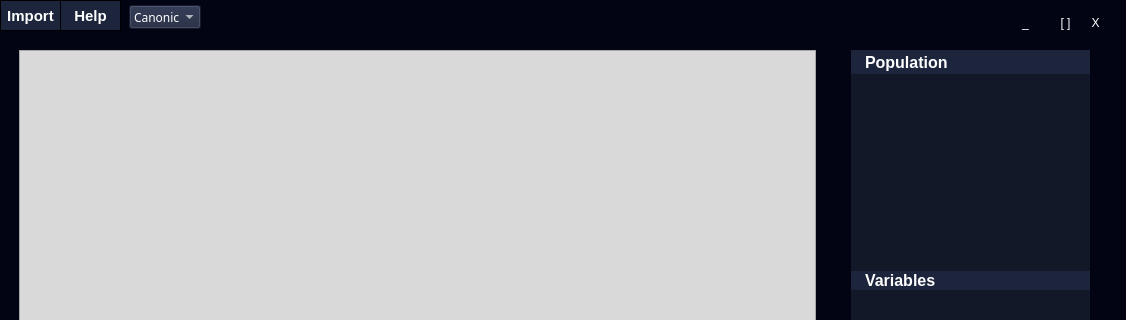
First picture: the form in GUI/form.ui, repository KiriltsevDaniil/EvAlgPractice, before the edit; both pictures show x 0 to 1126 and y 0 to 320 of the 1126 by 800 pixel window.
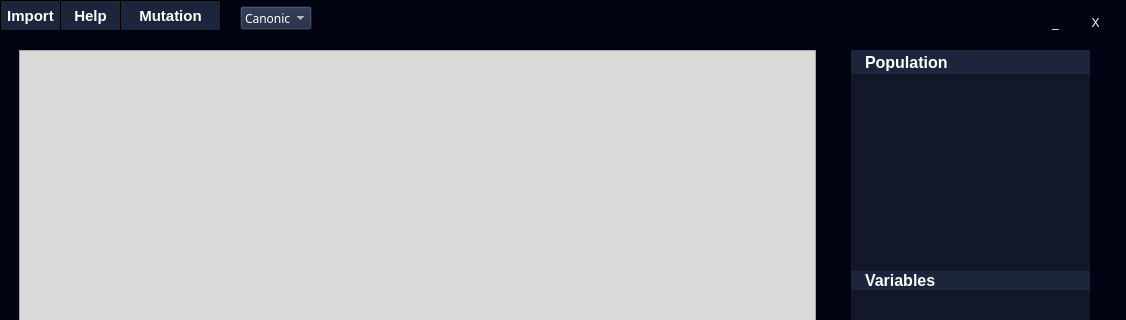
Second picture: the form after the edit.

Commit message: New features and mutation dialog

Patch:
```diff
--- a/GUI/form.ui
+++ b/GUI/form.ui
@@ -287,7 +287,7 @@
   <widget class="QPushButton" name="TrayBtn">
    <property name="geometry">
     <rect>
-     <x>1010</x>
+     <x>1040</x>
      <y>10</y>
      <width>31</width>
      <height>25</height>
@@ -504,31 +504,11 @@
     <string>Help</string>
    </property>
   </widget>
-  <widget class="QPushButton" name="WResizeBtn">
-   <property name="geometry">
-    <rect>
-     <x>1050</x>
-     <y>10</y>
-     <width>31</width>
-     <height>25</height>
-    </rect>
-   </property>
-   <property name="styleSheet">
-    <string notr="true">*{
-	color: white;
-	background: rgb(3, 4, 19);
-	border: 0px solid rgb(3, 4, 19);;
-}</string>
-   </property>
-   <property name="text">
-    <string>[ ]</string>
-   </property>
-  </widget>
   <widget class="QComboBox" name="AlgVersBox">
    <property name="geometry">
     <rect>
-     <x>129</x>
-     <y>5</y>
+     <x>240</x>
+     <y>6</y>
      <width>72</width>
      <height>24</height>
     </rect>
@@ -753,6 +733,34 @@
     </property>
    </item>
   </widget>
+  <widget class="QPushButton" name="MutBtn">
+   <property name="geometry">
+    <rect>
+     <x>120</x>
+     <y>0</y>
+     <width>101</width>
+     <height>31</height>
+    </rect>
+   </property>
+   <property name="styleSheet">
+    <string notr="true">QPushButton {
+border: 1px solid black;
+background: #1D253D;
+color: white;
+font: bold 15px;
+}
+
+QPushButton:hover{
+border: 1px solid black;
+background: #262d42;
+color: white;
+font: bold 15px;
+}</string>
+   </property>
+   <property name="text">
+    <string>Mutation</string>
+   </property>
+  </widget>
  </widget>
  <resources/>
  <connections/>
```
The commit also changes 14 other files.
